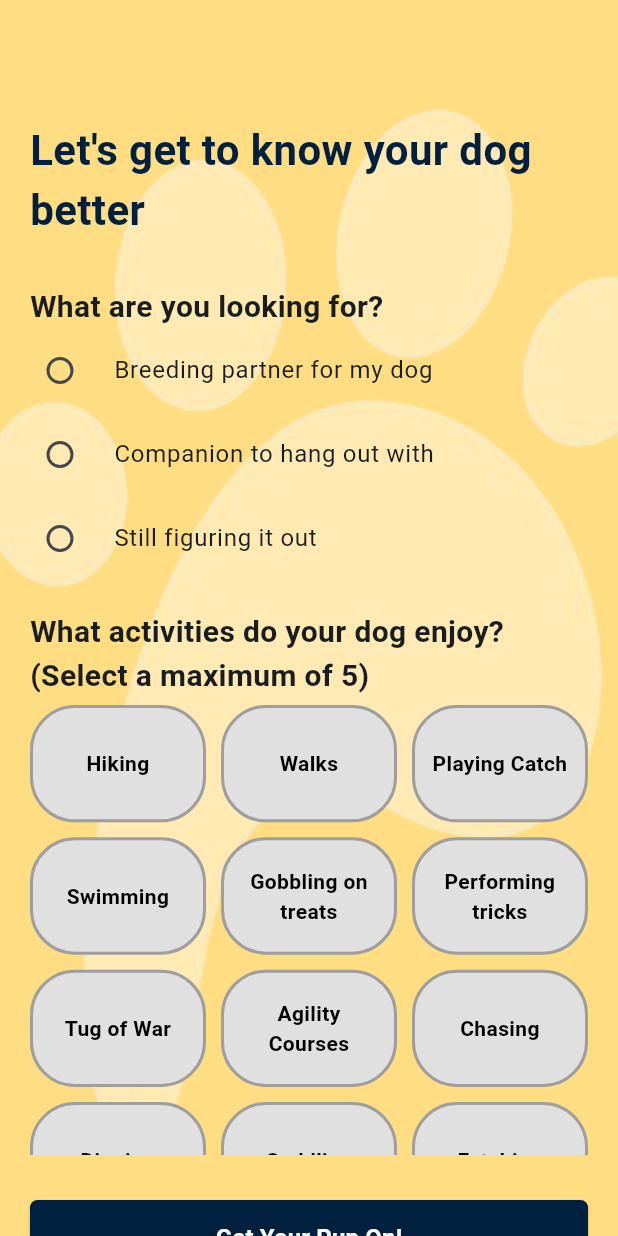
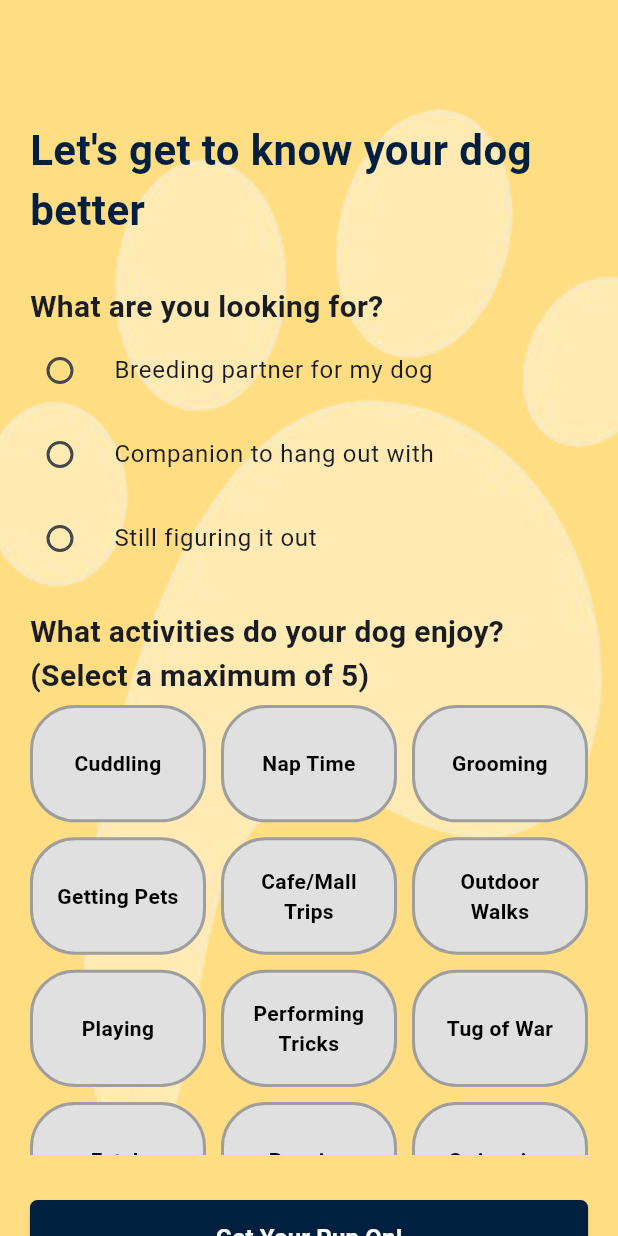
Before and after one commit to marievegillian/PawfectMatch-SoftEng, a Flutter app: the InterestSelectionScreen screen opened directly with empty values, on a phone screen of 412 x 824 dp. Run offline on Flutter 3.47's test engine with Material 3 defaults, Android fonts, the phone set to English and light mode, and no system bars; our stand-ins replace bloc, cloud_firestore, equatable, firebase_auth, firebase_core, firebase_storage and 10 more; missing offline and left inert: uni_links3; accounts and stored records are empty.

Commit message:
Added lyras previous changes

```diff
--- a/pawfectmatch/lib/screens/interestselection_screen.dart
+++ b/pawfectmatch/lib/screens/interestselection_screen.dart
@@ -19,10 +19,13 @@ class InterestSelectionScreen extends StatefulWidget {
 class _InterestSelectionScreenState extends State<InterestSelectionScreen> {
   // List of interests
   final List<String> interests = [
-    'Hiking', 'Walks', 'Playing Catch', 'Swimming',
-    'Gobbling on treats', 'Performing tricks',
-    'Tug of War', 'Agility Courses', 'Chasing',
-    'Digging', 'Cuddling', 'Fetching', 'Scent Tracking', 'Running'
+    // 'Hiking', 'Walks', 'Playing Catch', 'Swimming',
+    // 'Gobbling on treats', 'Performing tricks',
+    // 'Tug of War', 'Agility Courses', 'Chasing',
+    // 'Digging', 'Cuddling', 'Fetching', 'Scent Tracking', 'Running'
+    'Cuddling', 'Nap Time', 'Grooming', 'Getting Pets', 'Cafe/Mall Trips',
+    'Outdoor Walks', 'Playing', 'Performing Tricks','Tug of War', 'Fetch',
+    'Running', 'Swimming', 'Hiking', 'Agility Courses', 'Frisbee'
   ];
 
   final DogRegistrationControl _dogRegistrationControl =
```
